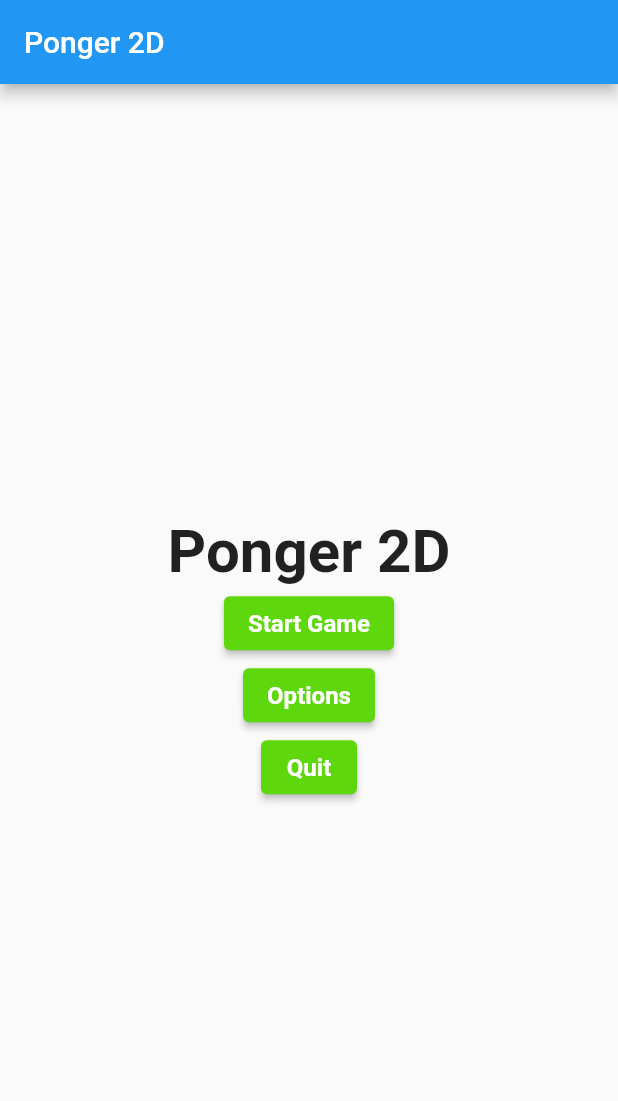
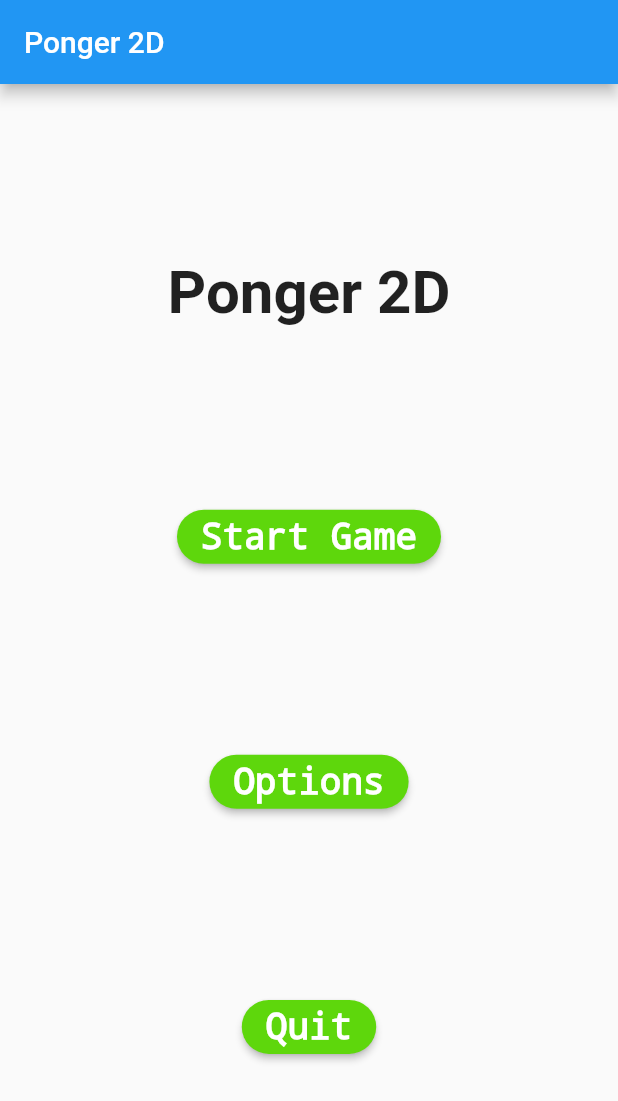
Before and after one commit to TeamItchen/tap_tennis, a Flutter app: the screen it shows after launch, on a phone screen of 412 x 824 dp. Shown: the top 1101 px of the screen. Run offline on Flutter 3.47's test engine with Material 2 defaults, Android fonts, the phone set to English and light mode, and no system bars; our stand-ins replace firebase_core, firebase_database; missing offline and left inert: flame; accounts and stored records are empty.

Commit message:
improved styling

```diff
--- a/lib/main.dart
+++ b/lib/main.dart
@@ -82,12 +82,16 @@ class _MyHomePageState extends State<MyHomePage> {
   }
 
   final ButtonStyle btn_Style = ButtonStyle(
-    backgroundColor: MaterialStateProperty.all<Color>(
-        const Color.fromARGB(255, 94, 215, 12)),
-    foregroundColor: MaterialStateProperty.all<Color>(Colors.white),
-    textStyle: MaterialStateProperty.all<TextStyle>(
-        const TextStyle(fontSize: 16, fontWeight: FontWeight.bold)),
-  );
+      backgroundColor: MaterialStateProperty.all<Color>(
+          const Color.fromARGB(255, 94, 215, 12)),
+      foregroundColor: MaterialStateProperty.all<Color>(Colors.white),
+      textStyle: MaterialStateProperty.all<TextStyle>(const TextStyle(
+          fontSize: 24, fontWeight: FontWeight.bold, fontFamily: "Monospace")),
+      shape: MaterialStateProperty.all<OutlinedBorder>(
+        RoundedRectangleBorder(
+          borderRadius: BorderRadius.circular(30),
+        ),
+      ));
 
   @override
   Widget build(BuildContext context) {
@@ -121,7 +125,7 @@ class _MyHomePageState extends State<MyHomePage> {
           // center the children vertically; the main axis here is the vertical
           // axis because Columns are vertical (the cross axis would be
           // horizontal).
-          mainAxisAlignment: MainAxisAlignment.center,
+          mainAxisAlignment: MainAxisAlignment.spaceEvenly,
           children: <Widget>[
             const Text(
               "Ponger 2D",
```
Also changed, not shown: 1 other file.
